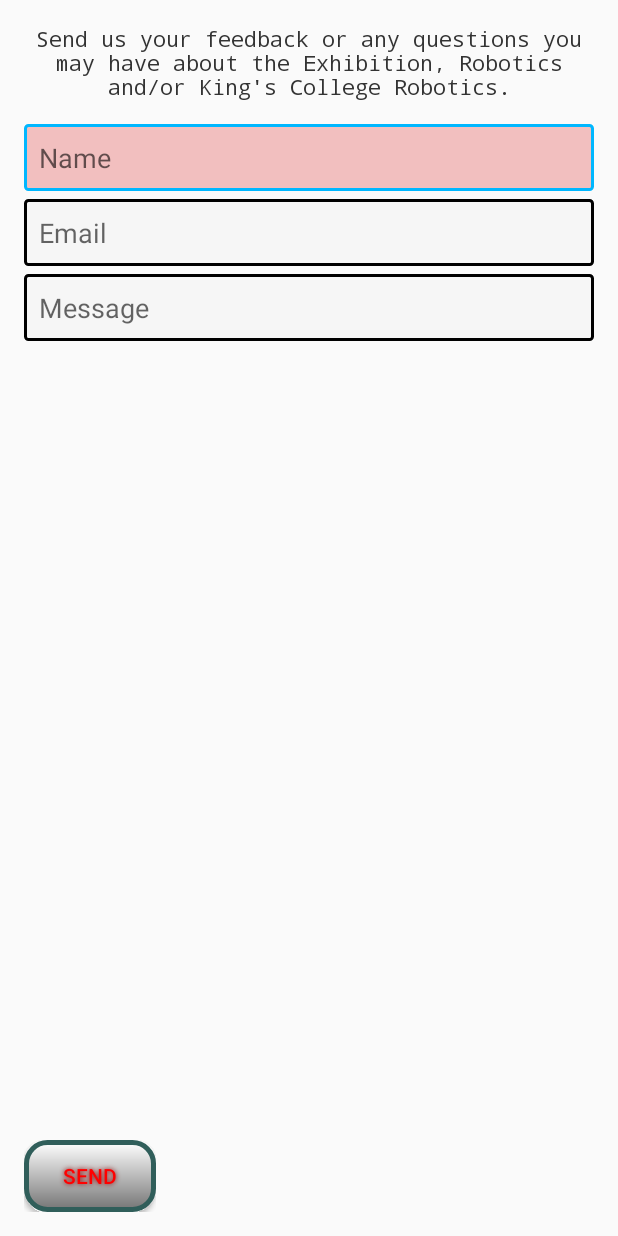
After one commit to maheshuk31/KillerRobotApplication, an Android app: the FeedbackActivity screen opened directly, with no data from a screen before it, on a phone screen of 412 x 824 dp. The commit adds this screen. Run offline under Robolectric (Android 15) with nearby library versions, the phone set to English and light mode, and no system bars.

Commit message:
Added feedback page, changed buttons and added new edit text design

```diff
--- a/app/src/main/AndroidManifest.xml
+++ b/app/src/main/AndroidManifest.xml
@@ -18,6 +18,10 @@
                 <category android:name="android.intent.category.LAUNCHER" />
             </intent-filter>
         </activity>
+        <activity
+            android:name=".FeedbackActivity"
+            android:label="@string/title_activity_feedback"
+            android:theme="@style/AppTheme.NoActionBar"></activity>
     </application>
 
 </manifest>
--- /dev/null
+++ b/app/src/main/java/com/example/maheshuk31/killerrobotapplication/FeedbackActivity.java
@@ -0,0 +1,18 @@
+package com.example.maheshuk31.killerrobotapplication;
+
+import android.os.Bundle;
+import android.support.design.widget.FloatingActionButton;
+import android.support.design.widget.Snackbar;
+import android.support.v7.app.AppCompatActivity;
+import android.support.v7.widget.Toolbar;
+import android.view.View;
+
+public class FeedbackActivity extends AppCompatActivity {
+
+    @Override
+    protected void onCreate(Bundle savedInstanceState) {
+        super.onCreate(savedInstanceState);
+        setContentView(R.layout.activity_feedback);
+    }
+
+}
--- a/app/src/main/java/com/example/maheshuk31/killerrobotapplication/MainActivity.java
+++ b/app/src/main/java/com/example/maheshuk31/killerrobotapplication/MainActivity.java
@@ -1,11 +1,13 @@
 package com.example.maheshuk31.killerrobotapplication;
 
+import android.content.Intent;
 import android.os.Bundle;
 import android.support.v7.app.AppCompatActivity;
 import android.support.v7.widget.Toolbar;
 import android.view.View;
 import android.view.Menu;
 import android.view.MenuItem;
+import android.widget.Button;
 import android.widget.ImageView;
 import android.widget.TextView;
 
@@ -13,6 +15,7 @@ public class MainActivity extends AppCompatActivity {
 
     private ImageView imgRobot;
     private TextView txtIntroduction;
+    private Button btnFeedback;
 
     @Override
     protected void onCreate(Bundle savedInstanceState) {
@@ -21,6 +24,14 @@ public class MainActivity extends AppCompatActivity {
 
         imgRobot = (ImageView) findViewById(R.id.imgRobot);
         txtIntroduction = (TextView) findViewById(R.id.txtIntroduction);
+        btnFeedback = (Button) findViewById(R.id.btnFeedback);
+        btnFeedback.setOnClickListener(new View.OnClickListener() {
+            @Override
+            public void onClick(View v) {
+                Intent intent = new Intent(MainActivity.this, FeedbackActivity.class);
+                startActivity(intent);
+            }
+        });
 
 
     }
--- a/app/src/main/res/drawable/btn_shape_normal.xml
+++ b/app/src/main/res/drawable/btn_shape_normal.xml
@@ -17,10 +17,10 @@
         android:right="0dp"
         android:bottom="0dp"
         />
-    <size
-        android:width="270dp"
-        android:height="60dp"
-        />
+    <!--<size-->
+        <!--android:width="270dp"-->
+        <!--android:height="60dp"-->
+        <!--/>-->
     <stroke
         android:width="3dp"
         android:color="#305E5A"
--- /dev/null
+++ b/app/src/main/res/drawable/edittext_clicked.xml
@@ -0,0 +1,13 @@
+<?xml version="1.0" encoding="utf-8"?>
+<shape xmlns:android="http://schemas.android.com/apk/res/android">
+    <solid android:color="#3cd90000" />
+    <stroke
+        android:width="2dip"
+        android:color="#00b7ff" />
+    <corners android:radius="2dip" />
+    <padding
+        android:top="10dip"
+        android:right="10dip"
+        android:bottom="10dip"
+        android:left="10dip" />
+</shape>
--- /dev/null
+++ b/app/src/main/res/drawable/edittext_main.xml
@@ -0,0 +1,5 @@
+<?xml version="1.0" encoding="utf-8"?>
+<selector xmlns:android="http://schemas.android.com/apk/res/android">
+    <item android:drawable="@drawable/edittext_clicked" android:state_focused="true" />
+    <item android:drawable="@drawable/edittext_normal" />
+</selector>
--- /dev/null
+++ b/app/src/main/res/drawable/edittext_normal.xml
@@ -0,0 +1,13 @@
+<?xml version="1.0" encoding="utf-8"?>
+<shape xmlns:android="http://schemas.android.com/apk/res/android">
+    <solid android:color="#F6F6F6" />
+    <stroke
+        android:width="2dip"
+        android:color="#000000" />
+    <corners android:radius="2dip" />
+    <padding
+        android:top="10dip"
+        android:right="10dip"
+        android:bottom="10dip"
+        android:left="10dip" />
+</shape>
--- /dev/null
+++ b/app/src/main/res/layout/activity_feedback.xml
@@ -0,0 +1,20 @@
+<?xml version="1.0" encoding="utf-8"?>
+<android.support.design.widget.CoordinatorLayout xmlns:android="http://schemas.android.com/apk/res/android"
+    xmlns:app="http://schemas.android.com/apk/res-auto"
+    xmlns:tools="http://schemas.android.com/tools"
+    android:layout_width="match_parent"
+    android:layout_height="match_parent"
+    android:fitsSystemWindows="true"
+    tools:context="com.example.maheshuk31.killerrobotapplication.FeedbackActivity">
+
+    <android.support.design.widget.AppBarLayout
+        android:layout_width="match_parent"
+        android:layout_height="wrap_content"
+        android:theme="@style/AppTheme.AppBarOverlay">
+
+    </android.support.design.widget.AppBarLayout>
+
+    <include layout="@layout/content_feedback"
+        android:id="@+id/include2" />
+
+</android.support.design.widget.CoordinatorLayout>
--- /dev/null
+++ b/app/src/main/res/layout/content_feedback.xml
@@ -0,0 +1,99 @@
+<?xml version="1.0" encoding="utf-8"?>
+<RelativeLayout xmlns:android="http://schemas.android.com/apk/res/android"
+    xmlns:app="http://schemas.android.com/apk/res-auto"
+    xmlns:tools="http://schemas.android.com/tools"
+    android:id="@+id/content_feedback"
+    android:layout_width="match_parent"
+    android:layout_height="match_parent"
+    android:paddingBottom="@dimen/activity_vertical_margin"
+    android:paddingLeft="@dimen/activity_horizontal_margin"
+    android:paddingRight="@dimen/activity_horizontal_margin"
+    android:paddingTop="@dimen/activity_vertical_margin"
+    app:layout_behavior="@string/appbar_scrolling_view_behavior"
+    tools:context="com.example.maheshuk31.killerrobotapplication.FeedbackActivity"
+    tools:showIn="@layout/activity_feedback">
+
+    <TextView
+        android:id="@+id/txtFeedbackTitle"
+        android:layout_width="wrap_content"
+        android:layout_height="wrap_content"
+        android:layout_alignParentEnd="true"
+        android:layout_alignParentStart="true"
+        android:layout_alignParentTop="true"
+        android:fontFamily="monospace"
+        android:gravity="center"
+        android:text="Send us your feedback or any questions you may have about the Exhibition, Robotics and/or King's College Robotics."
+        android:textColor="#333333" />
+
+    <LinearLayout
+        android:layout_width="match_parent"
+        android:layout_height="wrap_content"
+        android:layout_alignParentStart="true"
+        android:layout_marginTop="10dp"
+        android:id="@+id/linLayFeedbackForm"
+        android:layout_below="@+id/txtFeedbackTitle"
+        android:orientation="vertical"
+        android:weightSum="1">
+
+        <EditText
+            android:id="@+id/txtFeedbackName"
+            android:layout_width="match_parent"
+            android:layout_height="wrap_content"
+            android:ems="10"
+            android:hint="Name"
+            android:background="@drawable/edittext_main"
+            android:inputType="textPersonName"
+            android:layout_marginTop="5dp"/>
+
+        <EditText
+            android:id="@+id/txtFeedbackEmail"
+            android:layout_width="match_parent"
+            android:layout_height="wrap_content"
+            android:ems="10"
+            android:hint="Email"
+            android:background="@drawable/edittext_main"
+            android:inputType="textEmailAddress"
+            android:layout_marginTop="5dp"/>
+
+
+    <LinearLayout
+        android:layout_width="match_parent"
+        android:layout_height="match_parent"
+        android:orientation="vertical"
+        android:id="@+id/linLayFeedbackMessage">
+
+        <AutoCompleteTextView
+            android:id="@+id/txtFeedbackText"
+            android:layout_width="match_parent"
+            android:hint="Message"
+            android:background="@drawable/edittext_main"
+            android:layout_height="wrap_content"
+            android:layout_marginTop="5dp"/>
+    </LinearLayout>
+
+
+    </LinearLayout>
+
+    <LinearLayout
+        android:layout_width="wrap_content"
+        android:layout_height="wrap_content"
+        android:orientation="vertical"
+        android:layout_alignParentBottom="true"
+        android:layout_alignParentStart="true"
+        android:id="@+id/linLayFeedbackBtn">
+
+        <Button
+            android:id="@+id/btnFeedbackForm"
+            android:layout_width="wrap_content"
+            android:layout_height="wrap_content"
+            android:text="Send"
+            android:layout_below="@+id/linLayFeedbackForm"
+            android:shadowColor="#8F0000"
+            android:shadowDx="0"
+            android:shadowDy="0"
+            android:shadowRadius="4"
+            android:textColor="#FF0000"
+            android:background="@drawable/btn_shape_normal"/>
+
+    </LinearLayout>
+</RelativeLayout>
--- a/app/src/main/res/values/strings.xml
+++ b/app/src/main/res/values/strings.xml
@@ -1,4 +1,5 @@
 <resources>
     <string name="app_name">KillerRobotApplication</string>
     <string name="action_settings">Settings</string>
+    <string name="title_activity_feedback">FeedbackActivity</string>
 </resources>
```
